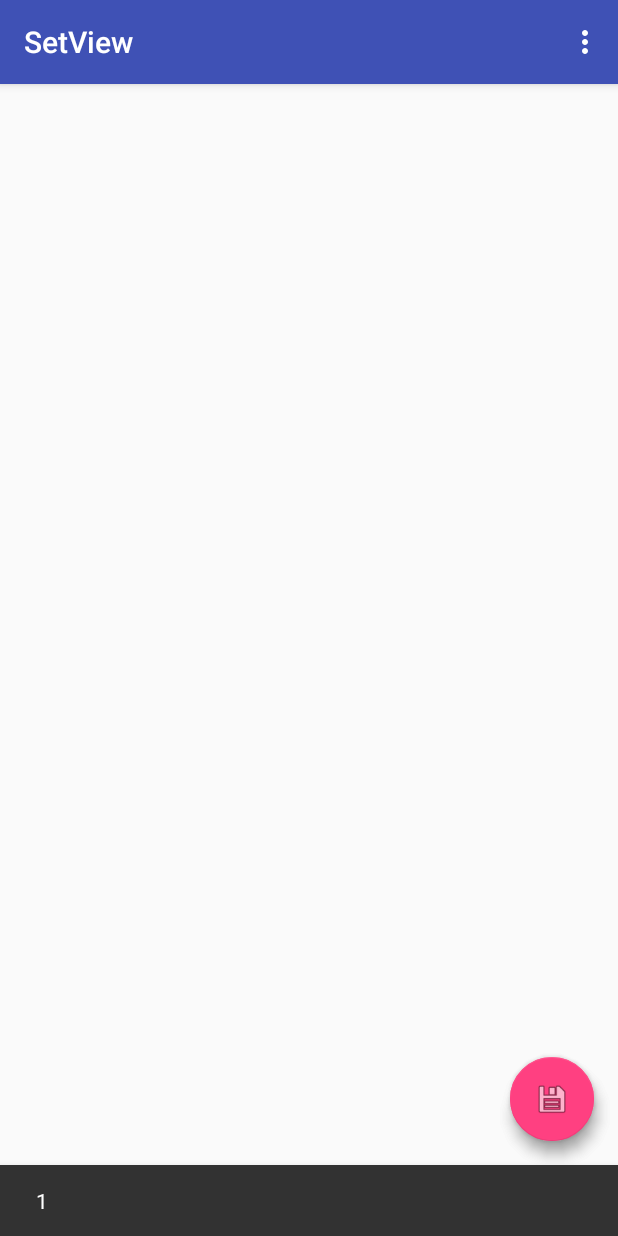
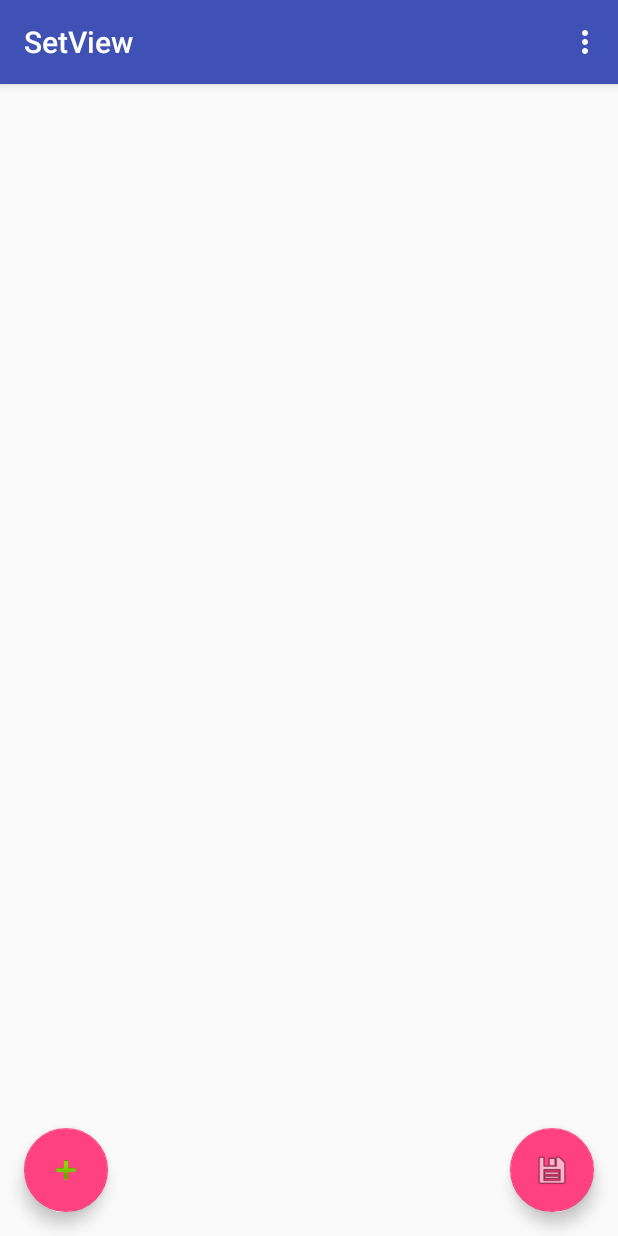
Before and after one commit to benjamin-fuligni/BlockingTracker, an Android app: the SetActivity screen opened directly, with no data from a screen before it, after a tap on an icon or button, on a phone screen of 412 x 824 dp. Run offline under Robolectric (Android 15) with nearby library versions, the phone set to English and light mode, and no system bars; 7 statements that could not run were skipped.

Commit message:
fixed FAB location in set view

```diff
--- a/BlockingTracker/app/src/main/res/layout/activity_set_view.xml
+++ b/BlockingTracker/app/src/main/res/layout/activity_set_view.xml
@@ -31,7 +31,7 @@
         android:layout_gravity="top|start"
         android:layout_margin="@dimen/fab_margin"
         app:layout_anchor="@+id/include"
-        app:layout_anchorGravity="bottom|end"
+        app:layout_anchorGravity="bottom|start"
         app:srcCompat="@android:drawable/ic_input_add" />
 
     <android.support.design.widget.FloatingActionButton
```
